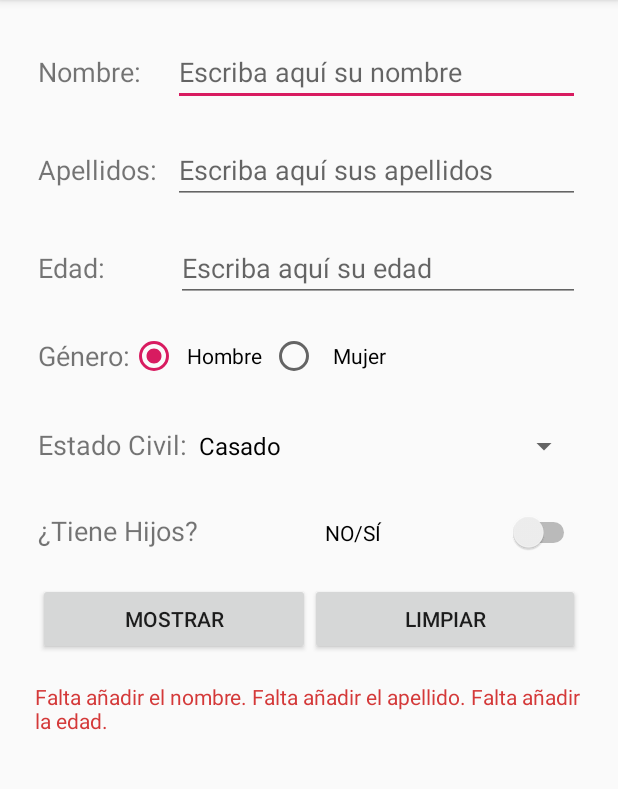
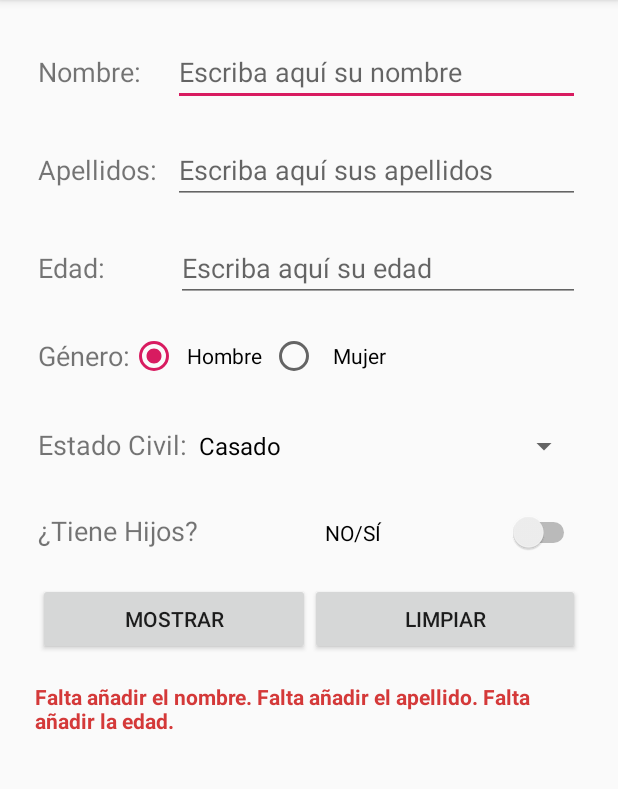
Before and after one commit to alvaromd94/DatosPersonales, an Android app: the screen it shows after launch (MainActivity), after a tap on "MOSTRAR", on a phone screen of 412 x 824 dp, the part 84-873 px from its top. Run offline under Robolectric (Android 15) with nearby library versions, the phone set to English and light mode, and no system bars.

Commit message:
Entrega1

```diff
--- a/app/src/main/res/layout-land/activity_main.xml
+++ b/app/src/main/res/layout-land/activity_main.xml
@@ -10,7 +10,6 @@
         android:layout_width="wrap_content"
         android:layout_height="match_parent"
         android:orientation="vertical">
-
 
         <LinearLayout
             android:layout_width="match_parent"
@@ -81,7 +80,6 @@
                 android:importantForAutofill="no"
                 android:inputType="textPersonName|number" />
 
-
         </LinearLayout>
 
         <LinearLayout
@@ -95,7 +93,8 @@
                 android:layout_height="wrap_content"
                 android:layout_margin="8dp"
                 android:inputType="text"
-                android:textSize="10dp" />
+                android:textSize="10dp"
+                android:textStyle="bold"/>
         </LinearLayout>
 
     </LinearLayout>
--- a/app/src/main/res/layout/activity_main.xml
+++ b/app/src/main/res/layout/activity_main.xml
@@ -129,7 +129,6 @@
             android:id="@+id/textViewEstadoCivil"
             android:layout_width="wrap_content"
             android:layout_height="wrap_content"
-
             android:text="@string/textViewEstadoCivil"
             android:textSize="18sp" />
 
@@ -188,5 +187,6 @@
         android:layout_width="match_parent"
         android:layout_height="match_parent"
         android:layout_margin="8dp"
-        android:textSize="14dp" />
+        android:textSize="14dp"
+        android:textStyle="bold" />
 </LinearLayout>
```
Also changed, not shown: app/src/main/java/com/alvar/datospersonales/MainActivity.java (+0 -7 lines).
